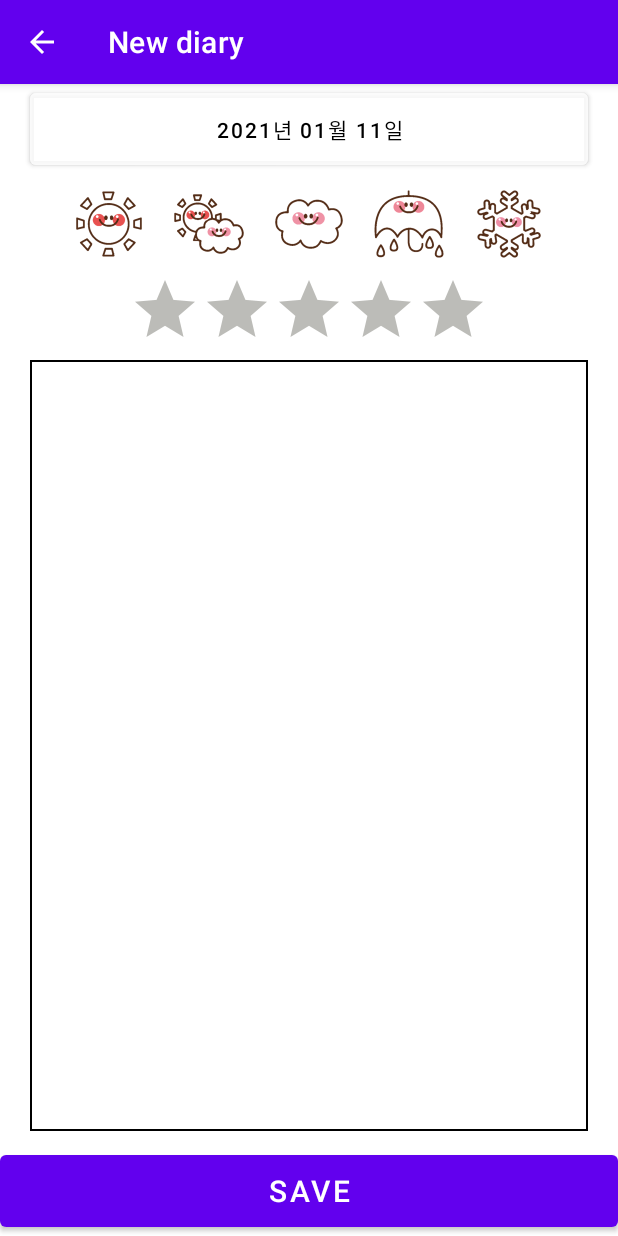
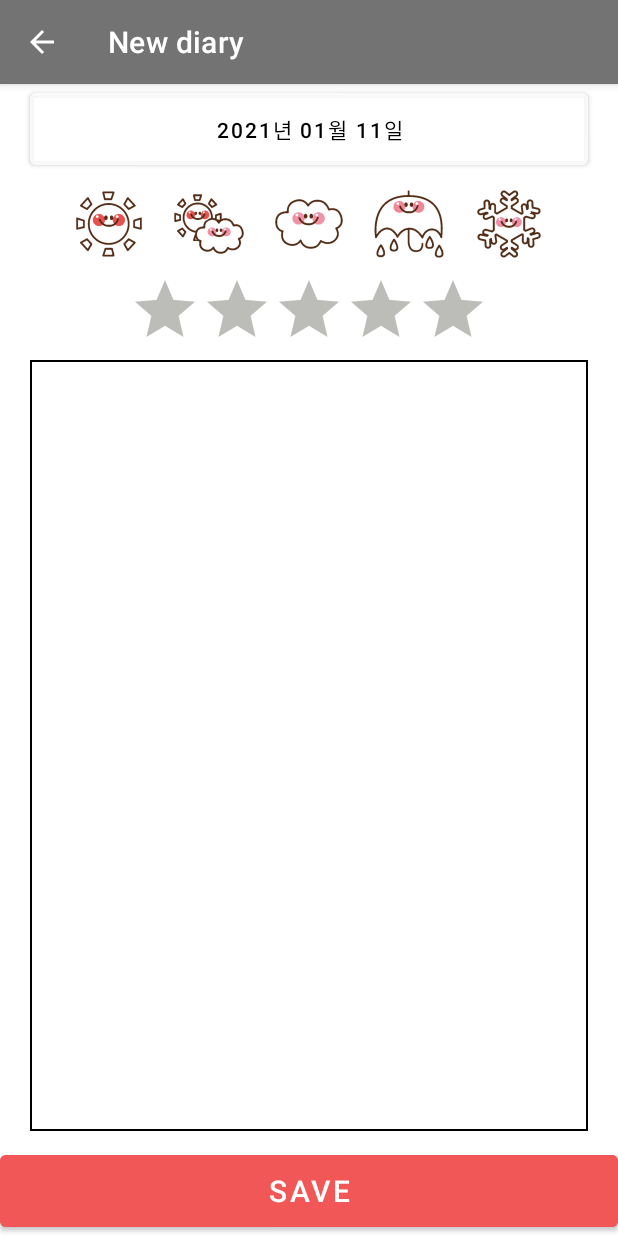
Before and after one commit to SunghyunKimKAIST/Madcamp2, an Android app: the NewDiaryActivity screen opened directly, with no data from a screen before it, on a phone screen of 412 x 824 dp. Run offline under Robolectric (Android 15) with nearby library versions, the phone set to English and light mode, and no system bars.

Commit message:
Update UI/design

```diff
--- a/Madcamp1st/app/src/main/res/layout/activity_main.xml
+++ b/Madcamp1st/app/src/main/res/layout/activity_main.xml
@@ -10,12 +10,11 @@
     <com.google.android.material.tabs.TabLayout
         android:id="@+id/tabLayout_main"
         android:layout_width="match_parent"
-        android:layout_height="60dp"
-        android:background="@color/purple_200" />
+        android:layout_height="60dp" />
 
     <androidx.viewpager2.widget.ViewPager2
         android:id="@+id/viewPager_main"
         android:layout_width="match_parent"
-        android:layout_height="0dp"
+        android:layout_height="match_parent"
         android:layout_weight="1"/>
 </LinearLayout>
--- a/Madcamp1st/app/src/main/res/layout/activity_new_diary.xml
+++ b/Madcamp1st/app/src/main/res/layout/activity_new_diary.xml
@@ -61,8 +61,8 @@
         android:layout_height="wrap_content"
         android:layout_gravity="center"
         android:progressBackgroundTint="#BCBCB8"
-        android:progressTint="#FFFF00"
-        android:secondaryProgressTint="#FFE60B" />
+        android:progressTint="#F2D230"
+        android:secondaryProgressTint="#F2C335" />
 
     <EditText
         android:id="@+id/daily_comment"
@@ -82,5 +82,6 @@
         android:layout_height="60dp"
         android:textSize="20dp"
         android:text="Save"
-        android:layout_marginTop="10dp"/>
+        android:layout_marginTop="10dp"
+        android:backgroundTint="@color/red_700"/>
 </LinearLayout>
--- a/Madcamp1st/app/src/main/res/layout/fragment_contacts.xml
+++ b/Madcamp1st/app/src/main/res/layout/fragment_contacts.xml
@@ -25,8 +25,7 @@
         android:layout_alignParentBottom="true"
         android:layout_marginEnd="10dp"
         android:layout_marginBottom="10dp"
-        app:backgroundTint="@color/purple_200"
         android:clickable="true"
-        android:src="@drawable/icon_plus"/>
+        android:src="@android:drawable/ic_input_add"/>
 
 </RelativeLayout>
--- a/Madcamp1st/app/src/main/res/layout/fragment_diary.xml
+++ b/Madcamp1st/app/src/main/res/layout/fragment_diary.xml
@@ -29,6 +29,9 @@
         android:layout_height="wrap_content"
         android:layout_gravity="center"
         android:isIndicator="true"
+        android:progressBackgroundTint="#BCBCB8"
+        android:progressTint="#F2D230"
+        android:secondaryProgressTint="#F2C335"
         />
 
     <TextView
@@ -46,7 +49,7 @@
 
         <com.google.android.material.floatingactionbutton.FloatingActionButton
             android:id="@+id/add_diary"
-            android:layout_width="74dp"
+            android:layout_width="78dp"
             android:layout_height="78dp"
             android:layout_alignParentEnd="true"
             android:layout_alignParentBottom="true"
--- a/Madcamp1st/app/src/main/res/layout/fragment_images.xml
+++ b/Madcamp1st/app/src/main/res/layout/fragment_images.xml
@@ -19,8 +19,7 @@
         android:layout_alignParentBottom="true"
         android:layout_marginEnd="10dp"
         android:layout_marginBottom="10dp"
-        app:backgroundTint="@color/purple_200"
         android:clickable="true"
-        android:src="@drawable/icon_plus"/>
+        android:src="@android:drawable/ic_input_add"/>
 
 </RelativeLayout>
--- a/Madcamp1st/app/src/main/res/values/colors.xml
+++ b/Madcamp1st/app/src/main/res/values/colors.xml
@@ -7,4 +7,10 @@
     <color name="teal_700">#FF018786</color>
     <color name="black">#FF000000</color>
     <color name="white">#FFFFFFFF</color>
+
+    <color name="gray_200">#BFBFBF</color>
+    <color name="gray_500">#737373</color>
+    <color name="gray_700">#404040</color>
+    <color name="red_200">#F29188</color>
+    <color name="red_700">#F25757</color>
 </resources>
--- a/Madcamp1st/app/src/main/res/values/themes.xml
+++ b/Madcamp1st/app/src/main/res/values/themes.xml
@@ -2,15 +2,22 @@
     <!-- Base application theme. -->
     <style name="Theme.Madcamp1st" parent="Theme.MaterialComponents.DayNight.DarkActionBar">
         <!-- Primary brand color. -->
-        <item name="colorPrimary">@color/purple_500</item>
-        <item name="colorPrimaryVariant">@color/purple_700</item>
+        <item name="colorPrimary">@color/gray_500</item>
+        <item name="colorPrimaryVariant">@color/gray_700</item>
         <item name="colorOnPrimary">@color/white</item>
         <!-- Secondary brand color. -->
-        <item name="colorSecondary">@color/teal_200</item>
-        <item name="colorSecondaryVariant">@color/teal_700</item>
+        <item name="colorSecondary">@color/red_200</item>
+        <item name="colorSecondaryVariant">@color/red_700</item>
         <item name="colorOnSecondary">@color/black</item>
         <!-- Status bar color. -->
         <item name="android:statusBarColor" tools:targetApi="l">?attr/colorPrimaryVariant</item>
         <!-- Customize your theme here. -->
     </style>
+    <style name="Theme.Madcamp1st.NoActionBar">
+        <item name="windowActionBar">false</item>
+        <item name="windowNoTitle">true</item>
+    </style>
+    <style name="Theme.Madcamp1st.AppBarOverlay" parent="ThemeOverlay.AppCompat.Dark.ActionBar" >
+    </style>
+    <style name="Theme.Madcamp1st.PopupOverlay" parent="ThemeOverlay.AppCompat.Light" />
 </resources>
```
Also changed, not shown: Madcamp1st/app/src/main/java/com/example/madcamp1st/MainActivity.java (+6 -1 lines), Madcamp1st/app/src/main/res/layout/textview_contacts.xml (+10 -8 lines), Madcamp1st/app/src/main/res/drawable-hdpi/call.png (added), Madcamp1st/app/src/main/res/drawable-hdpi/contact_icon.png (added), Madcamp1st/app/src/main/res/drawable/icon_plus.png (deleted).
